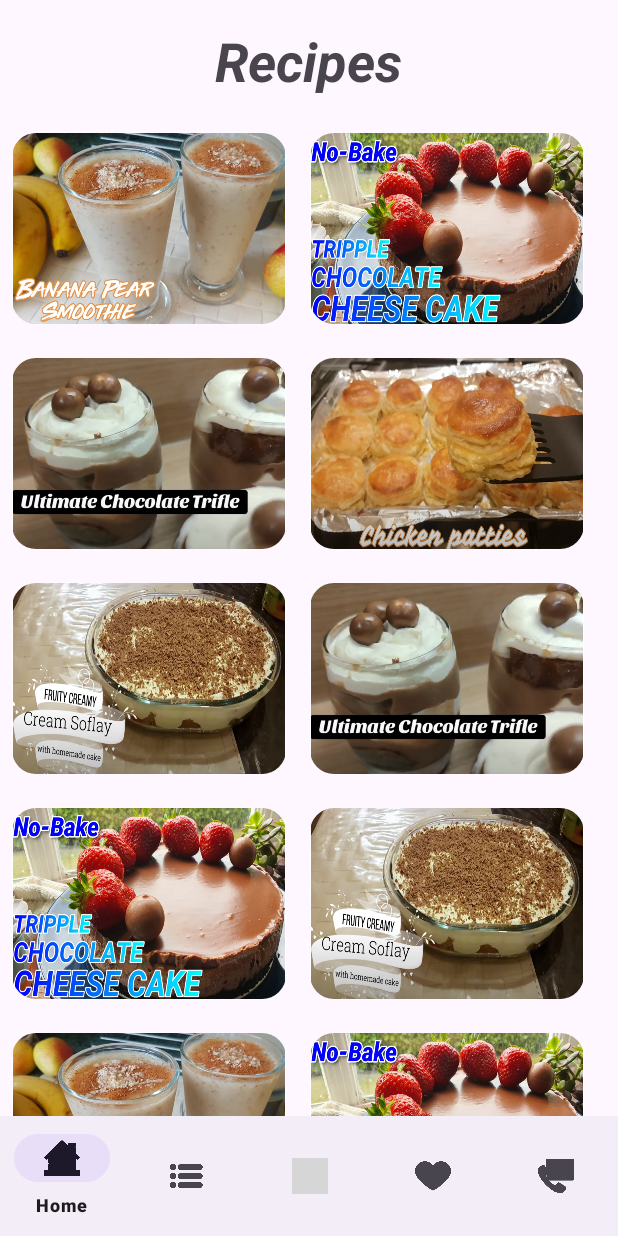
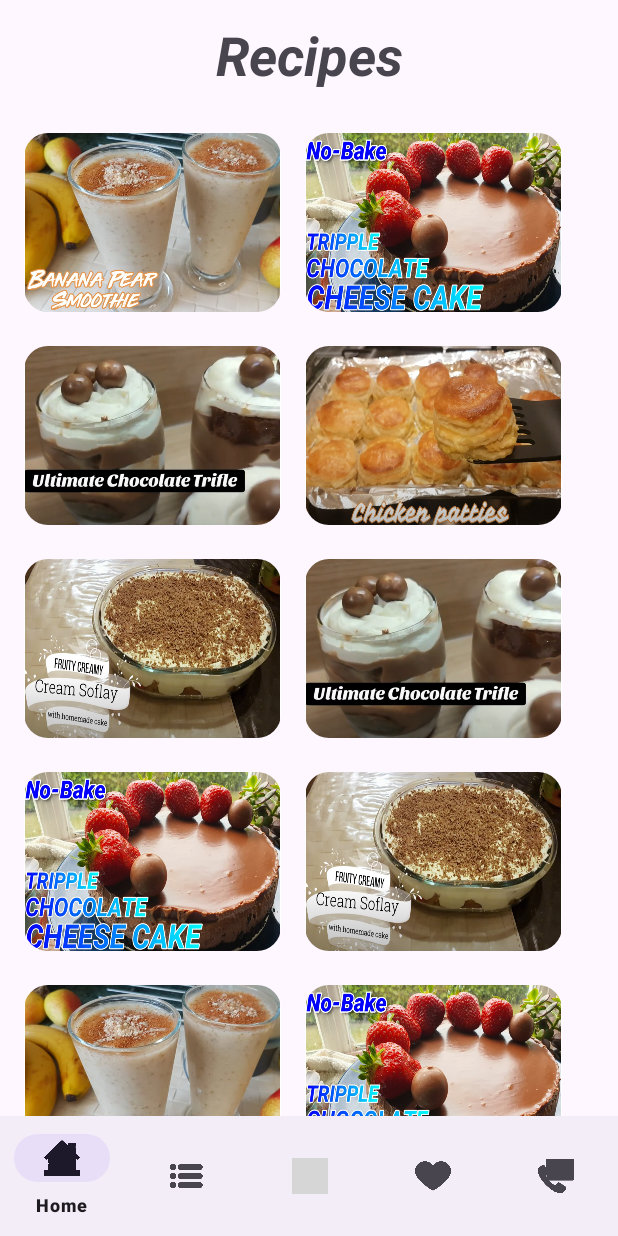
Before and after one commit to mariamarshad0105/MAD_ICA_ExploreWithSAMAY, an Android app: the screen it shows after launch (MainActivity), on a phone screen of 412 x 824 dp. Run offline under Robolectric (Android 15) with nearby library versions, the phone set to English and light mode, and no system bars; grey boxes are pictures that could not be loaded.

Commit message:
Home: displaying images properly

```diff
--- a/app/src/main/java/com/example/explore_with_samay/Home.kt
+++ b/app/src/main/java/com/example/explore_with_samay/Home.kt
@@ -46,7 +46,8 @@ class Home : Fragment() {
             R.drawable.food_soflay,
             R.drawable.food_choc_trifle,
             R.drawable.food_cheese_cake,
-            R.drawable.food_soflay
+            R.drawable.food_soflay,
+            R.drawable.food_patties
         )
 
         val cornerRadius = resources.getDimensionPixelSize(R.dimen.corner_radius)
@@ -62,7 +63,7 @@ class Home : Fragment() {
             imageView.background = ContextCompat.getDrawable(requireContext(), R.drawable.rounded_corner)
             imageView.clipToOutline = true
             val layoutParams = GridLayout.LayoutParams().apply {
-                width = imageWidth - 23
+                width = imageWidth - 40
                 height = GridLayout.LayoutParams.WRAP_CONTENT
                 setMargins(margin, margin, margin, margin+10)
             }
--- a/app/src/main/java/com/example/explore_with_samay/MainActivity.kt
+++ b/app/src/main/java/com/example/explore_with_samay/MainActivity.kt
@@ -18,23 +18,23 @@ class MainActivity : AppCompatActivity() {
             when (menuItem.itemId) {
                 R.id.navigation_item_1 -> {
                     replaceFragment(Home.newInstance())
-                    return@setOnNavigationItemSelectedListener true
+                    true
                 }
                 R.id.navigation_item_2 -> {
                     replaceFragment(Categories.newInstance("param1_value", "param2_value"))
-                    return@setOnNavigationItemSelectedListener true
+                    true
                 }
                 R.id.navigation_item_3 -> {
                     replaceFragment(Add.newInstance("param1_value", "param2_value"))
-                    return@setOnNavigationItemSelectedListener true
+                    true
                 }
                 R.id.navigation_item_4 -> {
                     replaceFragment(Like.newInstance("param1_value", "param2_value"))
-                    return@setOnNavigationItemSelectedListener true
+                    true
                 }
                 R.id.navigation_item_5 -> {
                     replaceFragment(Contact.newInstance("param1_value", "param2_value"))
-                    return@setOnNavigationItemSelectedListener true
+                    true
                 }
                 else -> false
             }
--- a/app/src/main/res/layout/activity_main.xml
+++ b/app/src/main/res/layout/activity_main.xml
@@ -1,23 +1,28 @@
 <?xml version="1.0" encoding="utf-8"?>
-<androidx.coordinatorlayout.widget.CoordinatorLayout
+<androidx.constraintlayout.widget.ConstraintLayout
     xmlns:android="http://schemas.android.com/apk/res/android"
     xmlns:app="http://schemas.android.com/apk/res-auto"
     android:layout_width="match_parent"
     android:layout_height="match_parent">
 
-    <!-- Main content area -->
+    <!-- Fragment Container -->
     <FrameLayout
         android:id="@+id/fragment_container"
-        android:layout_width="match_parent"
-        android:layout_height="match_parent"
-        android:layout_above="@id/bottom_navigation" />
+        android:layout_width="0dp"
+        android:layout_height="0dp"
+        app:layout_constraintTop_toTopOf="parent"
+        app:layout_constraintBottom_toTopOf="@id/bottom_navigation"
+        app:layout_constraintStart_toStartOf="parent"
+        app:layout_constraintEnd_toEndOf="parent"/>
 
-    <!-- Bottom navigation bar -->
+    <!-- Bottom Navigation View -->
     <com.google.android.material.bottomnavigation.BottomNavigationView
         android:id="@+id/bottom_navigation"
-        android:layout_width="match_parent"
+        android:layout_width="0dp"
         android:layout_height="wrap_content"
-        android:layout_gravity="bottom"
+        app:layout_constraintBottom_toBottomOf="parent"
+        app:layout_constraintStart_toStartOf="parent"
+        app:layout_constraintEnd_toEndOf="parent"
         app:menu="@menu/bottom_navigation_menu" />
 
-</androidx.coordinatorlayout.widget.CoordinatorLayout>
+</androidx.constraintlayout.widget.ConstraintLayout>
--- a/app/src/main/res/layout/fragment_home.xml
+++ b/app/src/main/res/layout/fragment_home.xml
@@ -1,36 +1,42 @@
 <?xml version="1.0" encoding="utf-8"?>
-
-<LinearLayout xmlns:android="http://schemas.android.com/apk/res/android"
-    xmlns:tools="http://schemas.android.com/tools"
+<androidx.constraintlayout.widget.ConstraintLayout
+    xmlns:android="http://schemas.android.com/apk/res/android"
+    xmlns:app="http://schemas.android.com/apk/res-auto"
     android:layout_width="match_parent"
-    android:layout_height="match_parent"
-    android:orientation="vertical"
-    android:gravity="center">
+    android:layout_height="match_parent">
 
     <!-- Title TextView -->
     <TextView
         android:id="@+id/titleTextView"
         android:layout_width="wrap_content"
         android:layout_height="wrap_content"
+        android:layout_marginTop="12dp"
+        android:layout_marginBottom="12dp"
         android:text="Recipes"
         android:textSize="36sp"
         android:textStyle="bold|italic"
-        android:layout_marginTop="16dp"
-        android:layout_marginBottom="16dp"/>
+        app:layout_constraintBottom_toTopOf="@+id/scrollView2"
+        app:layout_constraintEnd_toEndOf="parent"
+        app:layout_constraintStart_toStartOf="parent"
+        app:layout_constraintTop_toTopOf="parent" />
 
-    <!-- ScrollView for displaying images -->
+    <!-- ScrollView for images -->
     <ScrollView
+        android:id="@+id/scrollView2"
         android:layout_width="match_parent"
         android:layout_height="0dp"
-        android:layout_weight="1">
+        android:layout_weight="1"
+        app:layout_constraintBottom_toBottomOf="parent"
+        app:layout_constraintTop_toBottomOf="@id/titleTextView">
 
+        <!-- GridLayout for displaying images -->
         <GridLayout
             android:id="@+id/imageGridLayout"
             android:layout_width="match_parent"
             android:layout_height="wrap_content"
             android:columnCount="2"
-            android:alignmentMode="alignMargins"
-            android:layout_gravity="center_horizontal"/>
+            android:padding="8dp" />
+
     </ScrollView>
 
-</LinearLayout>
+</androidx.constraintlayout.widget.ConstraintLayout>
```
